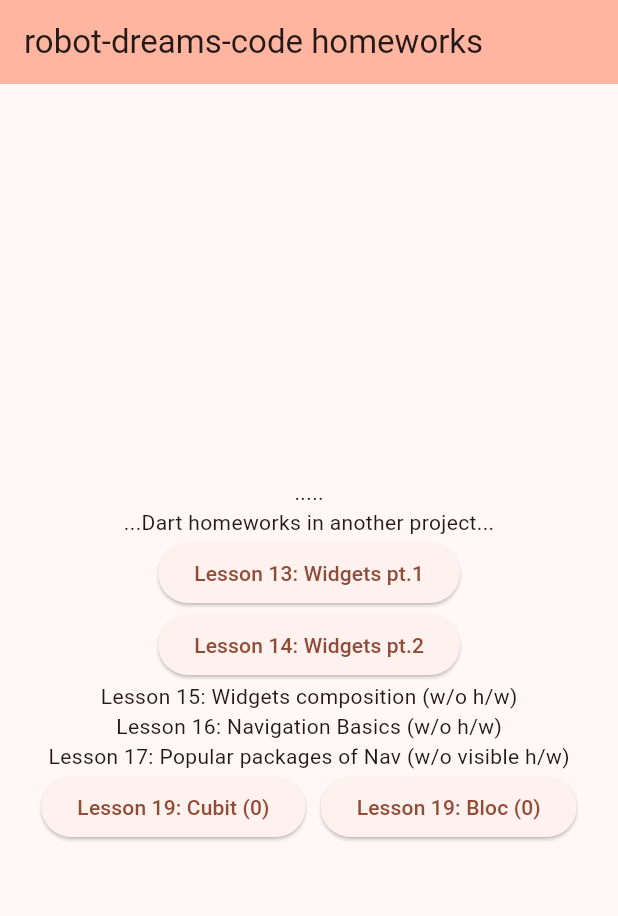
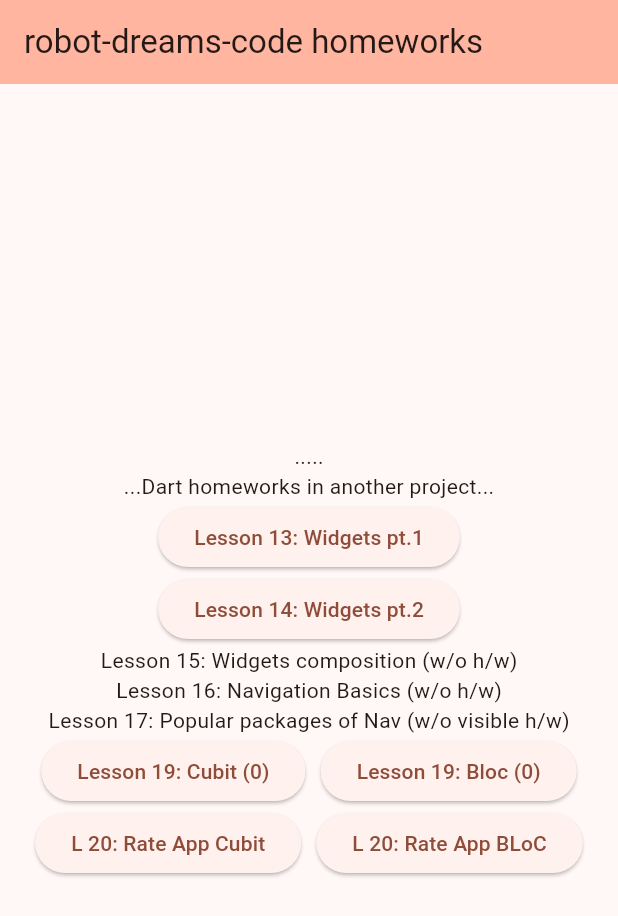
Before and after one commit to Randan/learning-flutter, a Flutter app: the screen it shows after launch, on a phone screen of 412 x 824 dp. Shown: the top 916 px of the screen. Run offline on Flutter 3.47's test engine with Material 3 defaults, Android fonts, the phone set to English and light mode, and no system bars; our stand-ins replace flutter_bloc, flutter_svg, go_router; project files that could hold a hidden picture were left out.

Commit message:
feat: implement Lesson 20 with advanced BLoC architecture and global widget system
- Add comprehensive rate app with BLoC pattern implementation
- Create event-driven architecture with RateAppEvent classes
- Implement advanced state management with automatic isDirty calculation
- Add private _rateCached field with controlled updates through submitRating()
- Implement proper async event handling with await patterns and context safety
- Add context safety checks to prevent deactivated widget errors
- Create global CustomSnackBar widget with 4 states (success, warning, error, info)
- Implement barrel export system for global widget accessibility
- Add state immutability with proper copyWith methods and internal constructors
- Update documentation (README.md, CHANGELOG.md) with new features
- Migrate from Cubit to full BLoC implementation for better architecture
- Add comprehensive error prevention and state validation
- Implement Material Design compliant UI components
- Create reusable widget architecture for application-wide use

This commit represents a significant architectural improvement, introducing
advanced BLoC patterns and a global widget system that will benefit future
development across the entire application.

```diff
--- /dev/null
+++ b/lib/features/homeworks/lesson_20/bloc/constants.dart
@@ -0,0 +1,3 @@
+enum RateAppStateStatus { initial, loading, success, error }
+
+int maxRate = 5;
--- /dev/null
+++ b/lib/features/homeworks/lesson_20/bloc/rate_app_bloc.dart
@@ -0,0 +1,44 @@
+import 'package:flutter_bloc/flutter_bloc.dart';
+import 'package:go_router/go_router.dart';
+import 'package:learning_flutter/features/homeworks/lesson_20/bloc/constants.dart';
+import 'package:learning_flutter/features/homeworks/lesson_20/bloc/rate_app_event.dart';
+import 'package:learning_flutter/features/homeworks/lesson_20/bloc/rate_app_state.dart';
+import 'package:learning_flutter/widgets/custom_snackbar.dart';
+
+class RateAppBloc extends Bloc<RateAppEvent, RateAppState> {
+  RateAppBloc()
+    : super(RateAppState(rate: 0, status: RateAppStateStatus.initial)) {
+    on<RateAppRateChanged>(_onRateChanged);
+    on<RateAppReset>(_onReset);
+    on<RateAppSubmit>(_onSubmit);
+  }
+
+  void _onRateChanged(RateAppRateChanged event, Emitter<RateAppState> emit) {
+    emit(state.copyWith(rate: event.rate));
+  }
+
+  void _onReset(RateAppReset event, Emitter<RateAppState> emit) {
+    emit(state.copyWith(rate: 0, status: RateAppStateStatus.initial));
+  }
+
+  Future<void> _onSubmit(
+    RateAppSubmit event,
+    Emitter<RateAppState> emit,
+  ) async {
+    emit(state.copyWith(status: RateAppStateStatus.loading));
+
+    await Future.delayed(const Duration(milliseconds: 500), () {});
+
+    if (event.context.mounted) {
+      emit(state.copyWith(status: RateAppStateStatus.success).submitRating());
+
+      CustomSnackBar.show(
+        context: event.context,
+        message: 'Дякуємо за оцінку! Ваша оцінка: ${state.rate}/$maxRate',
+        type: SnackBarType.success,
+      );
+
+      event.context.pop();
+    }
+  }
+}
--- /dev/null
+++ b/lib/features/homeworks/lesson_20/bloc/rate_app_cubit.dart
@@ -0,0 +1,37 @@
+import 'package:flutter/material.dart';
+import 'package:flutter_bloc/flutter_bloc.dart';
+import 'package:go_router/go_router.dart';
+import 'package:learning_flutter/features/homeworks/lesson_20/bloc/constants.dart';
+import 'package:learning_flutter/features/homeworks/lesson_20/bloc/rate_app_state.dart';
+import 'package:learning_flutter/widgets/custom_snackbar.dart';
+
+class RateAppCubit extends Cubit<RateAppState> {
+  RateAppCubit()
+    : super(RateAppState(rate: 0, status: RateAppStateStatus.initial));
+
+  void rateApp(int rate) {
+    emit(state.copyWith(rate: rate));
+  }
+
+  void reset() {
+    emit(state.copyWith(rate: 0, status: RateAppStateStatus.initial));
+  }
+
+  void sendRate(BuildContext context) {
+    emit(state.copyWith(status: RateAppStateStatus.loading));
+
+    Future.delayed(const Duration(milliseconds: 500), () {
+      emit(state.copyWith(status: RateAppStateStatus.success).submitRating());
+
+      if (context.mounted) {
+        CustomSnackBar.show(
+          context: context,
+          message: 'Дякуємо за оцінку! Ваша оцінка: ${state.rate}/$maxRate',
+          type: SnackBarType.success,
+        );
+
+        context.pop();
+      }
+    });
+  }
+}
--- /dev/null
+++ b/lib/features/homeworks/lesson_20/bloc/rate_app_event.dart
@@ -0,0 +1,15 @@
+import 'package:flutter/material.dart';
+
+abstract class RateAppEvent {}
+
+class RateAppRateChanged extends RateAppEvent {
+  RateAppRateChanged(this.rate);
+  final int rate;
+}
+
+class RateAppReset extends RateAppEvent {}
+
+class RateAppSubmit extends RateAppEvent {
+  RateAppSubmit(this.context);
+  final BuildContext context;
+}
--- /dev/null
+++ b/lib/features/homeworks/lesson_20/bloc/rate_app_state.dart
@@ -0,0 +1,38 @@
+import 'package:learning_flutter/features/homeworks/lesson_20/bloc/constants.dart';
+
+class RateAppState {
+  RateAppState({required this.rate, required this.status})
+    : _rateCached = rate,
+      _isDirty = false;
+
+  RateAppState._internal({
+    required this.rate,
+    required this.status,
+    required int rateCached,
+  }) : _rateCached = rateCached,
+       _isDirty = rate != rateCached;
+
+  final int rate;
+  final RateAppStateStatus status;
+  final int _rateCached;
+  final bool _isDirty;
+
+  bool get isDirtyState => _isDirty;
+
+  RateAppState _updateCachedRating() {
+    return RateAppState._internal(rate: rate, status: status, rateCached: rate);
+  }
+
+  RateAppState copyWith({int? rate, RateAppStateStatus? status}) {
+    final newRate = rate ?? this.rate;
+    return RateAppState._internal(
+      rate: newRate,
+      status: status ?? this.status,
+      rateCached: _rateCached,
+    );
+  }
+
+  RateAppState submitRating() {
+    return _updateCachedRating();
+  }
+}
--- a/lib/home_page.dart
+++ b/lib/home_page.dart
@@ -60,6 +60,24 @@ class MyHomePage extends StatelessWidget {
               ),
             ],
           ),
+          Row(
+            mainAxisAlignment: MainAxisAlignment.center,
+            spacing: 10,
+            children: [
+              ElevatedButton(
+                child: const Text('L 20: Rate App Cubit'),
+                onPressed: () {
+                  context.goNamed(ScreenNames.lesson20Cubit.name);
+                },
+              ),
+              ElevatedButton(
+                child: const Text('L 20: Rate App BLoC'),
+                onPressed: () {
+                  context.goNamed(ScreenNames.lesson20Bloc.name);
+                },
+              ),
+            ],
+          ),
         ],
       ),
     ),
--- a/lib/main.dart
+++ b/lib/main.dart
@@ -2,6 +2,8 @@ import 'package:flutter/material.dart';
 import 'package:flutter_bloc/flutter_bloc.dart';
 import 'package:learning_flutter/features/homeworks/lesson_19/bloc_task/bloc/counter_bloc.dart';
 import 'package:learning_flutter/features/homeworks/lesson_19/cubit_task/cubit/counter_cubit.dart';
+import 'package:learning_flutter/features/homeworks/lesson_20/bloc/rate_app_bloc.dart';
+import 'package:learning_flutter/features/homeworks/lesson_20/bloc/rate_app_cubit.dart';
 import 'package:learning_flutter/router/app_router.dart';
 
 void main() {
@@ -17,6 +19,8 @@ class MyApp extends StatelessWidget {
       providers: [
         BlocProvider(create: (context) => CounterCubit()),
         BlocProvider(create: (context) => CounterBloc()),
+        BlocProvider(create: (context) => RateAppCubit()),
+        BlocProvider(create: (context) => RateAppBloc()),
       ],
       child: MaterialApp.router(
         title: 'Flutter Demo',
--- a/lib/router/app_router.dart
+++ b/lib/router/app_router.dart
@@ -3,6 +3,8 @@ import 'package:learning_flutter/features/homeworks/lesson_13/homework_13_screen
 import 'package:learning_flutter/features/homeworks/lesson_14/homework_14_screen.dart';
 import 'package:learning_flutter/features/homeworks/lesson_19/bloc_task/bloc_counter_screen.dart';
 import 'package:learning_flutter/features/homeworks/lesson_19/cubit_task/cubit_counter_screen.dart';
+import 'package:learning_flutter/features/homeworks/lesson_20/presentation/screens/rate_app_bloc_screen.dart';
+import 'package:learning_flutter/features/homeworks/lesson_20/presentation/screens/rate_app_cubit_screen.dart';
 import 'package:learning_flutter/home_page.dart';
 import 'package:learning_flutter/router/screen_names.dart';
 
@@ -32,6 +34,16 @@ final appRouter = GoRouter(
           name: ScreenNames.lesson19Cubit.name,
           builder: (context, state) => const CubitCounterScreen(),
         ),
+        GoRoute(
+          path: 'lesson_20_cubit',
+          name: ScreenNames.lesson20Cubit.name,
+          builder: (context, state) => const RateAppCubitScreen(),
+        ),
+        GoRoute(
+          path: 'lesson_20_bloc',
+          name: ScreenNames.lesson20Bloc.name,
+          builder: (context, state) => const RateAppBlocScreen(),
+        ),
       ],
     ),
   ],
--- a/lib/router/screen_names.dart
+++ b/lib/router/screen_names.dart
@@ -1 +1,8 @@
-enum ScreenNames { lesson13, lesson14, lesson19Bloc, lesson19Cubit }
+enum ScreenNames {
+  lesson13,
+  lesson14,
+  lesson19Bloc,
+  lesson19Cubit,
+  lesson20Cubit,
+  lesson20Bloc,
+}
--- /dev/null
+++ b/lib/widgets/widgets.dart
@@ -0,0 +1 @@
+export 'custom_snackbar.dart';
```
Also changed, not shown: lib/features/homeworks/lesson_20/presentation/screens/rate_app_bloc_screen.dart (added, +186 -0 lines), lib/features/homeworks/lesson_20/presentation/screens/rate_app_cubit_screen.dart (added, +183 -0 lines), lib/widgets/custom_snackbar.dart (added, +65 -0 lines), 3 other files.
